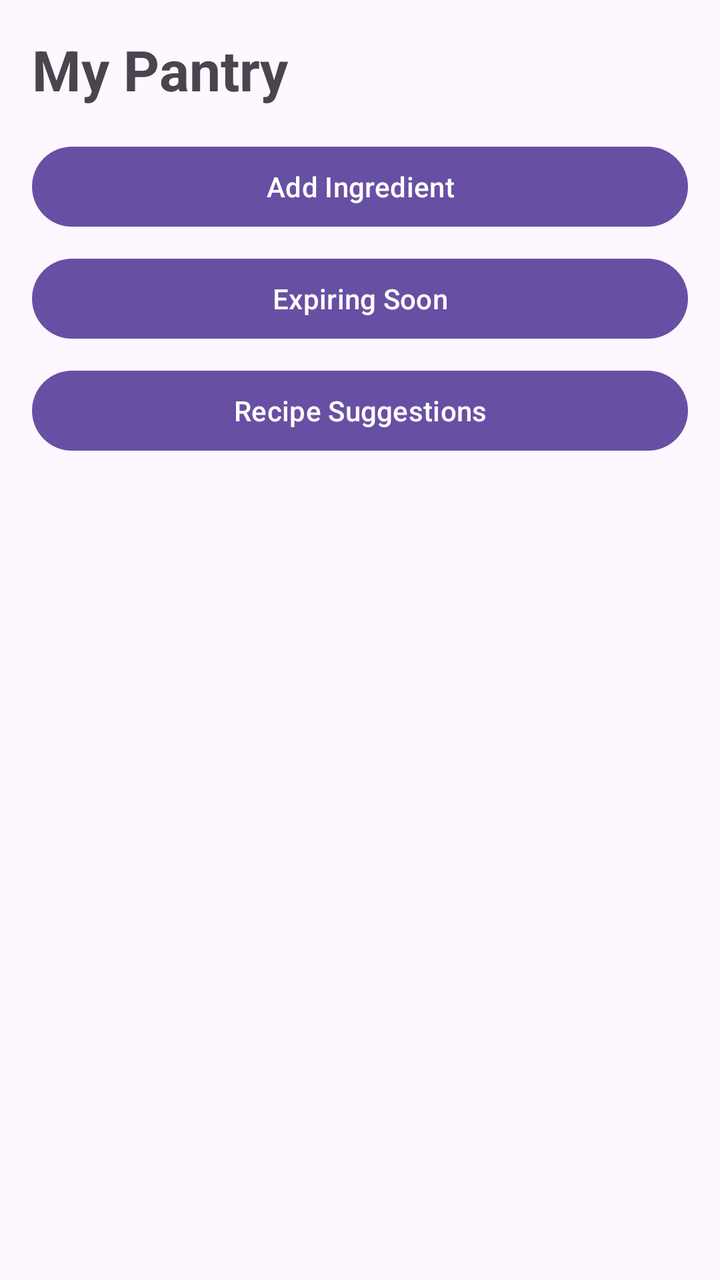
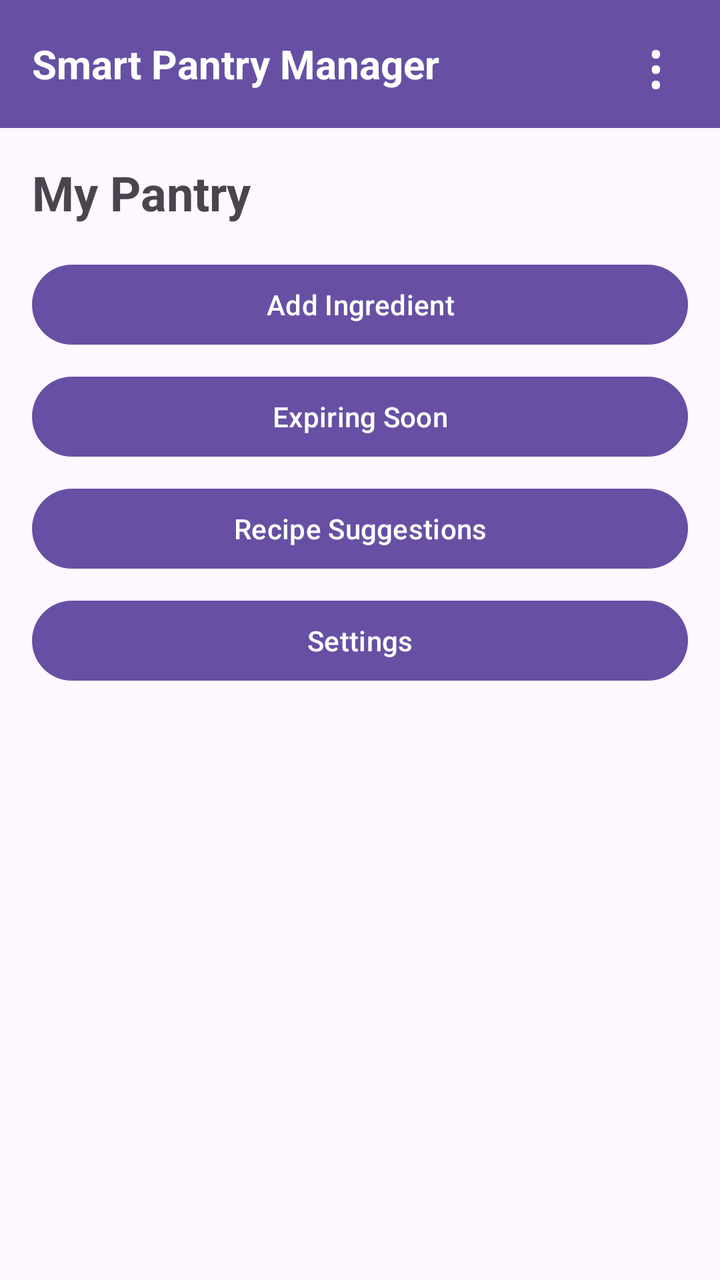

Compare the two renders of this Android layout. The source of the first and the diff that turns it into the second are given below.
<!-- AndroidManifest.xml: application theme Theme.SmartPantryManager -->
<!-- res/layout/activity_pantry.xml -->
<?xml version="1.0" encoding="utf-8"?>
<LinearLayout xmlns:android="http://schemas.android.com/apk/res/android"
    android:layout_width="match_parent"
    android:layout_height="match_parent"
    android:orientation="vertical"
    android:padding="16dp">

    <TextView
        android:id="@+id/txtPantryTitle"
        android:layout_width="match_parent"
        android:layout_height="wrap_content"
        android:text="My Pantry"
        android:textSize="28sp"
        android:textStyle="bold"
        android:paddingBottom="16dp" />

    <Button
        android:id="@+id/btnAddIngredient"
        android:layout_width="match_parent"
        android:layout_height="wrap_content"
        android:text="Add Ingredient" />

    <Button
        android:id="@+id/btnExpiringSoon"
        android:layout_width="match_parent"
        android:layout_height="wrap_content"
        android:layout_marginTop="8dp"
        android:text="Expiring Soon" />

    <Button
        android:id="@+id/btnRecipeSuggestions"
        android:layout_width="match_parent"
        android:layout_height="wrap_content"
        android:layout_marginTop="8dp"
        android:text="Recipe Suggestions" />

    <TextView
        android:id="@+id/txtEmptyMessage"
        android:layout_width="match_parent"
        android:layout_height="wrap_content"
        android:layout_marginTop="16dp"
        android:gravity="center"
        android:text=""
        android:textSize="16sp"
        android:visibility="gone" />

    <androidx.recyclerview.widget.RecyclerView
        android:id="@+id/recyclerPantry"
        android:layout_width="match_parent"
        android:layout_height="0dp"
        android:layout_weight="1"
        android:layout_marginTop="16dp" />

</LinearLayout>
<!-- resources referenced by this layout -->
<resources>
  <style name="Theme.SmartPantryManager" parent="Base.Theme.SmartPantryManager" />
  <style name="Base.Theme.SmartPantryManager" parent="Theme.Material3.DayNight.NoActionBar">
          
          
      </style>
</resources>

<!-- the commit's change to res/layout/activity_pantry.xml (unified diff, before → after) -->
@@ -2,45 +2,89 @@
 <LinearLayout xmlns:android="http://schemas.android.com/apk/res/android"
     android:layout_width="match_parent"
     android:layout_height="match_parent"
-    android:orientation="vertical"
-    android:padding="16dp">
+    android:orientation="vertical">
+
+    <FrameLayout
+        android:layout_width="match_parent"
+        android:layout_height="?attr/actionBarSize"
+        android:background="?attr/colorPrimary">
+
+        <TextView
+            android:id="@+id/txtToolbarTitle"
+            android:layout_width="wrap_content"
+            android:layout_height="match_parent"
+            android:gravity="center_vertical"
+            android:paddingStart="16dp"
+            android:text="Smart Pantry Manager"
+            android:textColor="@android:color/white"
+            android:textSize="20sp"
+            android:textStyle="bold" />
+
+        <TextView
+            android:id="@+id/btnToolbarMenu"
+            android:layout_width="64dp"
+            android:layout_height="match_parent"
+            android:layout_gravity="end"
+            android:clickable="true"
+            android:focusable="true"
+            android:gravity="center"
+            android:text="⋮"
+            android:textColor="@android:color/white"
+            android:textSize="32sp"
+            android:contentDescription="More options" />
+
+    </FrameLayout>
 
     <TextView
-        android:id="@+id/txtPantryTitle"
         android:layout_width="match_parent"
         android:layout_height="wrap_content"
+        android:padding="16dp"
         android:text="My Pantry"
-        android:textSize="28sp"
-        android:textStyle="bold"
-        android:paddingBottom="16dp" />
+        android:textSize="24sp"
+        android:textStyle="bold" />
 
     <Button
         android:id="@+id/btnAddIngredient"
         android:layout_width="match_parent"
         android:layout_height="wrap_content"
+        android:layout_marginStart="16dp"
+        android:layout_marginEnd="16dp"
         android:text="Add Ingredient" />
 
     <Button
         android:id="@+id/btnExpiringSoon"
         android:layout_width="match_parent"
         android:layout_height="wrap_content"
+        android:layout_marginStart="16dp"
         android:layout_marginTop="8dp"
+        android:layout_marginEnd="16dp"
         android:text="Expiring Soon" />
 
     <Button
         android:id="@+id/btnRecipeSuggestions"
         android:layout_width="match_parent"
         android:layout_height="wrap_content"
+        android:layout_marginStart="16dp"
         android:layout_marginTop="8dp"
+        android:layout_marginEnd="16dp"
         android:text="Recipe Suggestions" />
 
-    <TextView
-        android:id="@+id/txtEmptyMessage"
+    <Button
+        android:id="@+id/btnSettings"
         android:layout_width="match_parent"
         android:layout_height="wrap_content"
-        android:layout_marginTop="16dp"
+        android:layout_marginStart="16dp"
+        android:layout_marginTop="8dp"
+        android:layout_marginEnd="16dp"
+        android:text="Settings" />
+
+    <TextView
+        android:id="@+id/txtEmptyPantry"
+        android:layout_width="match_parent"
+        android:layout_height="wrap_content"
         android:gravity="center"
-        android:text=""
+        android:padding="16dp"
+        android:text="Your pantry is empty."
         android:textSize="16sp"
         android:visibility="gone" />
 
@@ -49,6 +93,6 @@
         android:layout_width="match_parent"
         android:layout_height="0dp"
         android:layout_weight="1"
-        android:layout_marginTop="16dp" />
+        android:padding="8dp" />
 
 </LinearLayout>
